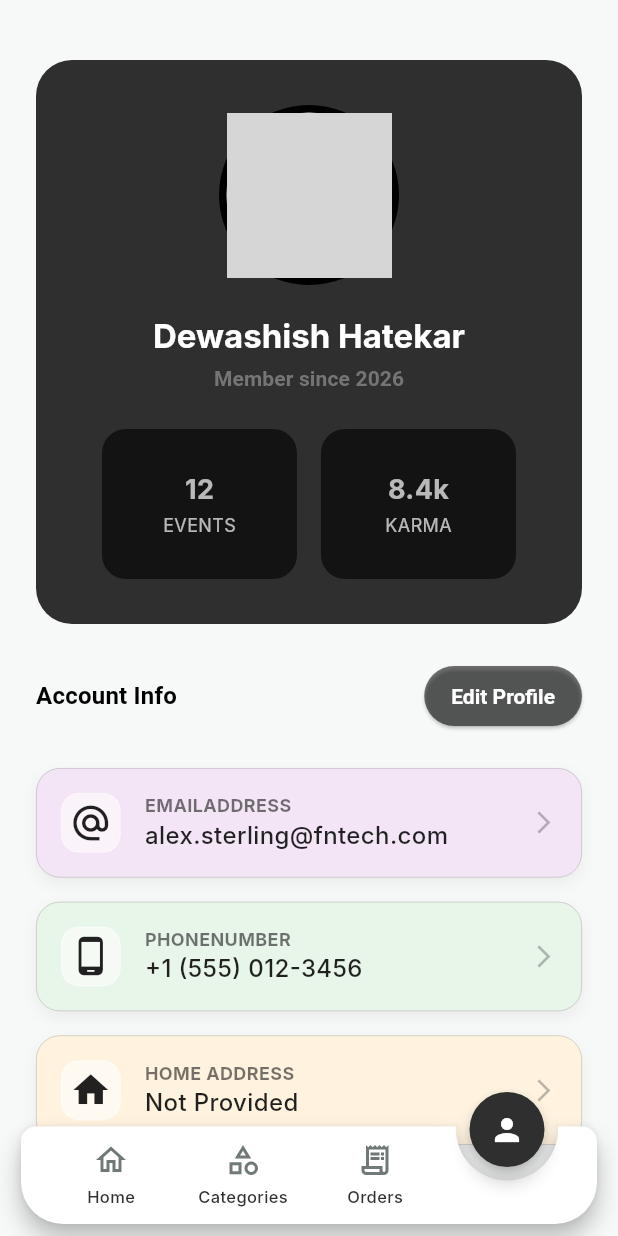
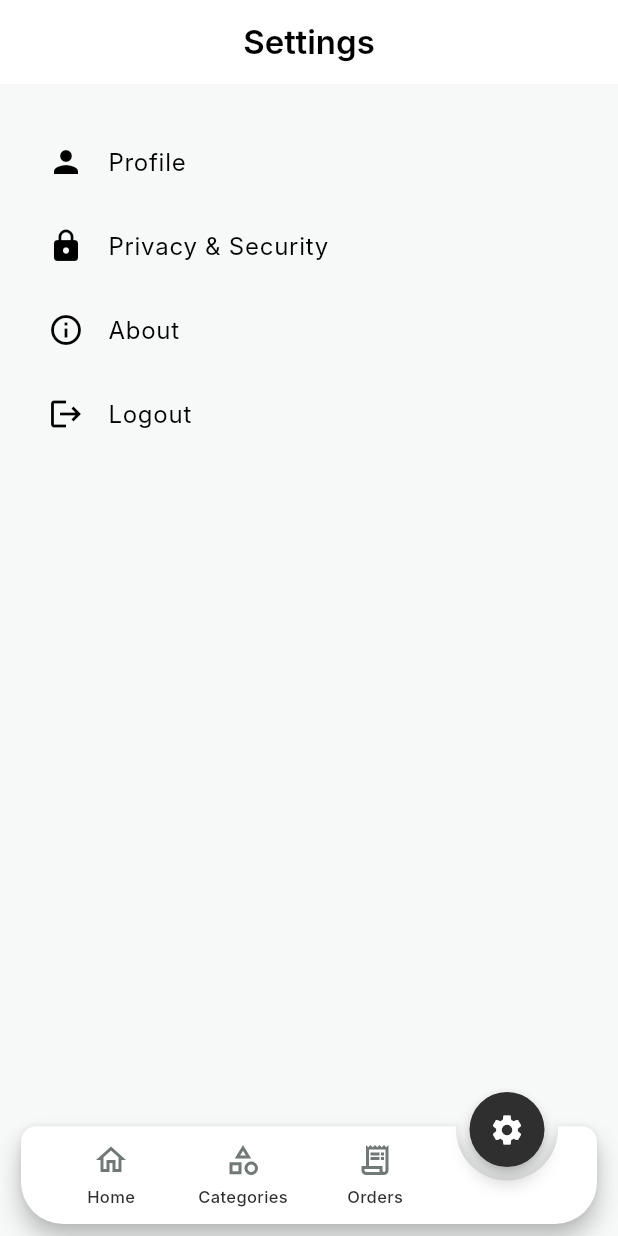
Before and after one commit to akashvadh12/Split-Money, a Flutter app: the screen it shows after launch, item 4 of the bottom bar chosen, on a phone screen of 412 x 824 dp. Run offline on Flutter 3.47's test engine with Material 3 defaults, Android fonts, the phone set to English and light mode, and no system bars; drawn by our look-alikes of animated_notch_bottom_bar; our stand-ins replace connectivity_plus, get, lottie, shared_preferences, smooth_page_indicator; network calls fail; Roboto replaces fonts that are missing (Inter); grey boxes are pictures that could not be loaded.

Commit message:
Refactor profile management and settings navigation
- Moved profile-related components to the Settings module.
- Updated BottomNavBinding to include ProfileBinding.
- Replaced ProfileView with SettingsView in the navigation.
- Removed unused ProfileController and related files.
- Added new SettingsView with navigation to ProfileView.
- Implemented EditProfileView under the new Settings structure.
- Updated app routes to reflect changes in profile and settings navigation.

```diff
--- a/lib/app/modules/profile/edit profile/edit_profile.dart
+++ b/lib/app/modules/Settings/profile/edit profile/edit_profile.dart
@@ -11,7 +11,6 @@ class EditProfileView extends GetView<ProfileController> {
     final isDark = theme.brightness == Brightness.dark;
 
     final bgColor = theme.colorScheme.surface;
-    final cardColor = theme.colorScheme.surfaceContainerHighest;
     final textColor = theme.colorScheme.onSurface;
     final hintColor = theme.colorScheme.onSurfaceVariant;
 
--- /dev/null
+++ b/lib/app/modules/Settings/settings_view.dart
@@ -0,0 +1,48 @@
+import 'package:flutter/material.dart';
+import 'package:get/get_core/src/get_main.dart';
+import 'package:get/get_navigation/src/extension_navigation.dart';
+
+class SettingsView extends StatelessWidget {
+  const SettingsView({super.key});
+
+  @override
+  Widget build(BuildContext context) {
+    final isDark = Theme.of(context).brightness == Brightness.dark;
+    return Scaffold(
+      appBar: AppBar(
+        title: const Text('Settings'),
+        backgroundColor: isDark ? Colors.black : Colors.white,
+        foregroundColor: isDark ? Colors.white : Colors.black,
+        elevation: 0,
+      ),
+      body: ListView(
+        padding: const EdgeInsets.symmetric(vertical: 24, horizontal: 16),
+        children: [
+          ListTile(
+            leading: const Icon(Icons.person),
+            title: const Text('Profile'),
+            onTap: () {
+              // Navigate to profile view
+              Get.toNamed('/profile');
+            },
+          ),
+          ListTile(
+            leading: const Icon(Icons.lock),
+            title: const Text('Privacy & Security'),
+            onTap: () {},
+          ),
+          ListTile(
+            leading: const Icon(Icons.info_outline),
+            title: const Text('About'),
+            onTap: () {},
+          ),
+          ListTile(
+            leading: const Icon(Icons.logout),
+            title: const Text('Logout'),
+            onTap: () {},
+          ),
+        ],
+      ),
+    );
+  }
+}
--- a/lib/app/modules/navigation/bindings/bottom_nav_binding.dart
+++ b/lib/app/modules/navigation/bindings/bottom_nav_binding.dart
@@ -1,4 +1,5 @@
 import 'package:get/get.dart';
+import 'package:split_money/app/modules/Settings/profile/profile_binding.dart';
 import 'package:split_money/app/modules/navigation/controllers/bottom_nav_controller.dart';
 
 class BottomNavBinding extends Bindings {
--- a/lib/app/modules/navigation/views/main_controller.dart
+++ b/lib/app/modules/navigation/views/main_controller.dart
@@ -1,10 +1,10 @@
 import 'package:flutter/material.dart';
 import 'package:get/get.dart';
+import 'package:split_money/app/modules/Settings/profile/profile_view.dart';
 import 'package:split_money/app/modules/home/home_view.dart';
 import 'package:split_money/app/modules/navigation/controllers/bottom_nav_controller.dart';
 import 'package:split_money/app/modules/navigation/widgets/custom_bottom_nav_bar.dart';
-import 'package:split_money/app/modules/profile/profile_controller.dart';
-import 'package:split_money/app/modules/profile/profile_view.dart';
+import 'package:split_money/app/modules/Settings/settings_view.dart';
 
 class MainScreen extends GetView<BottomNavController> {
   const MainScreen({super.key});
@@ -13,10 +13,7 @@ class MainScreen extends GetView<BottomNavController> {
     HomeScreen(),
     // EventsScreen(),
     // StatsScreen(),
-    GetBuilder(
-      init: Get.put(ProfileController()),
-      builder: (_) => ProfileView(),
-    ),
+    SettingsView(),
   ];
 
   @override
--- a/lib/app/modules/navigation/widgets/custom_bottom_nav_bar.dart
+++ b/lib/app/modules/navigation/widgets/custom_bottom_nav_bar.dart
@@ -109,11 +109,11 @@ class CustomBottomNavBar extends StatelessWidget {
         /// Profile
         BottomBarItem(
           inActiveItem: Icon(
-            Icons.person_outline,
+            Icons.settings,
             color: Theme.of(context).colorScheme.outline,
           ),
-          activeItem: Icon(Icons.person, color: Colors.white),
-          itemLabel: 'Profile',
+          activeItem: Icon(Icons.settings, color: Colors.white),
+          itemLabel: 'Settings',
         ),
       ],
 
--- a/lib/app/routes/app_pages.dart
+++ b/lib/app/routes/app_pages.dart
@@ -1,3 +1,7 @@
+import 'package:split_money/app/modules/Settings/profile/edit profile/edit_profile.dart';
+import 'package:split_money/app/modules/Settings/profile/profile_binding.dart';
+import 'package:split_money/app/modules/Settings/profile/profile_view.dart';
+import 'package:split_money/app/modules/Settings/settings_view.dart';
 import 'package:get/get.dart';
 import 'package:split_money/app/modules/auth/auth_binding.dart';
 import 'package:split_money/app/modules/auth/auth_login_view.dart';
@@ -9,13 +13,11 @@ import 'package:split_money/app/modules/navigation/views/main_controller.dart'
     show MainScreen;
 import 'package:split_money/app/modules/splash/splash_binding.dart';
 
-import 'package:split_money/app/modules/profile/edit profile/edit_profile.dart';
 import 'package:split_money/app/modules/splash/splash_screen.dart';
 
 import 'package:split_money/app/modules/Intro_screens/views/onboarding_view.dart';
 import 'package:split_money/app/modules/Intro_screens/bindings/onboarding_binding.dart';
-
-import 'app_routes.dart';
+import 'package:split_money/app/routes/app_routes.dart';
 
 class AppPages {
   static final routes = [
@@ -42,6 +44,8 @@ class AppPages {
       page: () => const SignupScreen(),
       binding: SignupBinding(),
     ),
+    GetPage(name: AppRoutes.settings, page: () => const SettingsView()),
+
     // GetPage(
 
     //   name: AppRoutes.splash,
@@ -92,12 +96,17 @@ class AppPages {
       page: () => const HomeScreen(),
       binding: HomeBinding(),
     ),
+    //profile
+    GetPage(
+      name: AppRoutes.profile,
+      page: () => const ProfileView(),
+      binding: ProfileBinding(),
+    ),
     // Edit Profile
     GetPage(
       name: AppRoutes.editProfile,
       page: () => const EditProfileView(),
-      binding:
-          BottomNavBinding(), // Use ProfileBinding if you want a separate controller instance
+      binding: ProfileBinding(),
     ),
     // Add more routes as needed (profile, editProfile, etc.)
   ];
--- a/lib/app/routes/app_routes.dart
+++ b/lib/app/routes/app_routes.dart
@@ -13,6 +13,8 @@ class AppRoutes {
   static const String contactUs = '/contact-us';
   static const String privacyPolicy = '/privacy-policy';
   static const String terms = '/terms';
+  static const String settings = '/settings';
+  static const String notifications = '/notifications';
   static const String editProfile = '/edit-profile';
   static const String changePassword = '/change-password';
 }
```
Also changed, not shown: lib/app/modules/Settings/profile/profile_view.dart (renamed from lib/app/modules/profile/profile_view.dart, +38 -2 lines), lib/app/modules/Settings/profile/profile_binding.dart (renamed from lib/app/modules/profile/profile_binding.dart), lib/app/modules/Settings/profile/profile_controller.dart (renamed from lib/app/modules/profile/profile_controller.dart).
